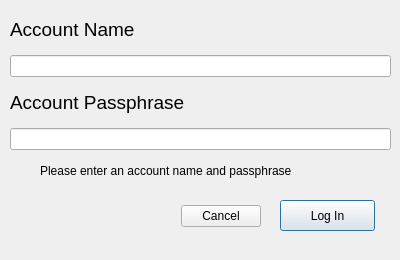
Qt form LoginDialog.ui (MohamedElfeky/PippipMessaging-qt) before a commit.
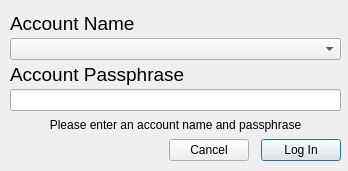
The same form after that commit.

Diff of the .ui file:
```diff
--- a/LoginDialog.ui
+++ b/LoginDialog.ui
@@ -6,39 +6,26 @@
    <rect>
     <x>0</x>
     <y>0</y>
-    <width>400</width>
-    <height>260</height>
+    <width>348</width>
+    <height>171</height>
    </rect>
   </property>
   <property name="windowTitle">
    <string>Log In</string>
   </property>
-  <widget class="QDialogButtonBox" name="buttonBox">
-   <property name="geometry">
-    <rect>
-     <x>30</x>
-     <y>200</y>
-     <width>231</width>
-     <height>32</height>
-    </rect>
-   </property>
-   <property name="orientation">
-    <enum>Qt::Horizontal</enum>
-   </property>
-   <property name="standardButtons">
-    <set>QDialogButtonBox::Cancel</set>
-   </property>
-  </widget>
   <widget class="QWidget" name="verticalLayoutWidget">
    <property name="geometry">
     <rect>
      <x>10</x>
      <y>10</y>
-     <width>381</width>
-     <height>140</height>
+     <width>331</width>
+     <height>151</height>
     </rect>
    </property>
    <layout class="QVBoxLayout" name="verticalLayout">
+    <property name="spacing">
+     <number>0</number>
+    </property>
     <item>
      <widget class="QLabel" name="AccountNameLabel">
       <property name="text">
@@ -47,11 +34,7 @@
      </widget>
     </item>
     <item>
-     <widget class="QLineEdit" name="AccountNameText">
-      <property name="focusPolicy">
-       <enum>Qt::StrongFocus</enum>
-      </property>
-     </widget>
+     <widget class="QComboBox" name="accountNameComboBox"/>
     </item>
     <item>
      <widget class="QLabel" name="PassphraseLabel">
@@ -67,17 +50,33 @@
       </property>
      </widget>
     </item>
-   </layout>
-  </widget>
+    <item>
+     <widget class="QLabel" name="infoLabel">
+      <property name="text">
+       <string>Please enter an account name and passphrase</string>
+      </property>
+      <property name="alignment">
+       <set>Qt::AlignCenter</set>
+      </property>
+     </widget>
+    </item>
+    <item>
+     <layout class="QHBoxLayout" name="horizontalLayout">
+      <property name="spacing">
+       <number>12</number>
+      </property>
+      <item>
+       <widget class="QDialogButtonBox" name="buttonBox">
+        <property name="orientation">
+         <enum>Qt::Horizontal</enum>
+        </property>
+        <property name="standardButtons">
+         <set>QDialogButtonBox::Cancel</set>
+        </property>
+       </widget>
+      </item>
+      <item>
   <widget class="QPushButton" name="loginButton">
-   <property name="geometry">
-    <rect>
-     <x>280</x>
-     <y>200</y>
-     <width>95</width>
-     <height>31</height>
-    </rect>
-   </property>
    <property name="text">
     <string>Log In</string>
    </property>
@@ -88,18 +87,10 @@
     <bool>true</bool>
    </property>
   </widget>
-  <widget class="QLabel" name="infoLabel">
-   <property name="geometry">
-    <rect>
-     <x>40</x>
-     <y>160</y>
-     <width>341</width>
-     <height>21</height>
-    </rect>
-   </property>
-   <property name="text">
-    <string>Please enter an account name and passphrase</string>
-   </property>
+      </item>
+     </layout>
+    </item>
+   </layout>
   </widget>
  </widget>
  <resources/>
```
Lines whose indentation alone changed are shown as unchanged.
